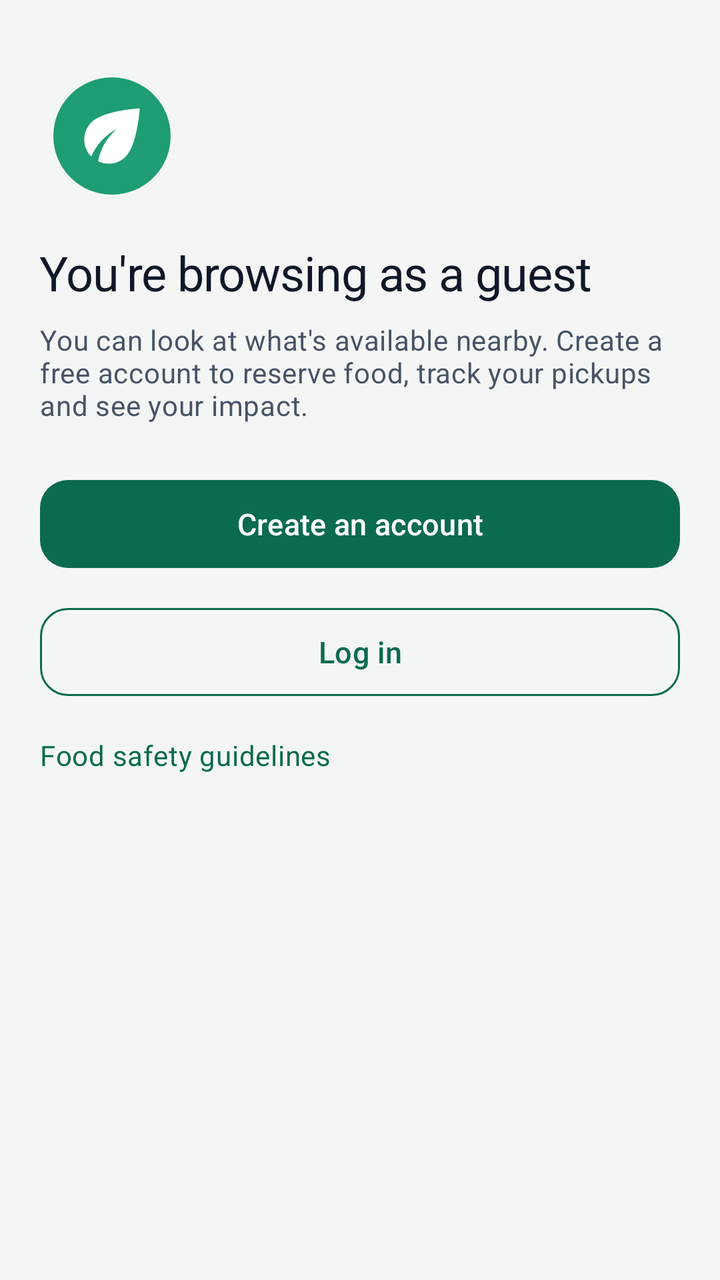
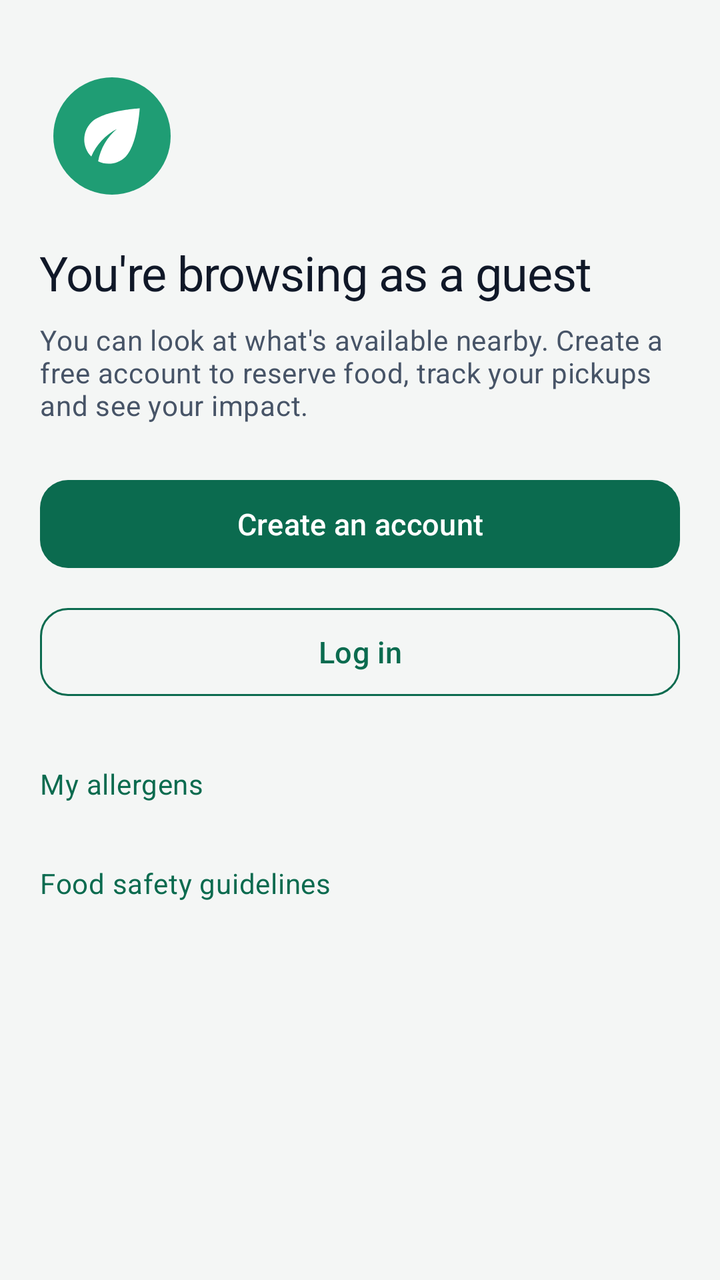

An Android layout rendered at two revisions. The XML below is the earlier revision; the diff shows what the commit changed to produce the second picture.
<!-- AndroidManifest.xml: application theme Theme.ShareBite -->
<!-- res/layout/fragment_guest_account.xml -->
<?xml version="1.0" encoding="utf-8"?>
<androidx.core.widget.NestedScrollView xmlns:android="http://schemas.android.com/apk/res/android"
    xmlns:app="http://schemas.android.com/apk/res-auto"
    android:layout_width="match_parent"
    android:layout_height="match_parent">

    <LinearLayout
        android:layout_width="match_parent"
        android:layout_height="wrap_content"
        android:orientation="vertical"
        android:paddingStart="@dimen/screen_padding"
        android:paddingTop="@dimen/space_xxl"
        android:paddingEnd="@dimen/screen_padding"
        android:paddingBottom="@dimen/space_xxl">

        <ImageView
            android:layout_width="72dp"
            android:layout_height="72dp"
            android:contentDescription="@null"
            android:src="@drawable/ic_logo" />

        <TextView
            android:layout_width="match_parent"
            android:layout_height="wrap_content"
            android:layout_marginTop="@dimen/space_l"
            android:text="@string/guest_account_title"
            android:textAppearance="@style/TextAppearance.ShareBite.Headline" />

        <TextView
            android:layout_width="match_parent"
            android:layout_height="wrap_content"
            android:layout_marginTop="@dimen/space_s"
            android:text="@string/guest_account_message"
            android:textAppearance="@style/TextAppearance.ShareBite.Body" />

        <com.google.android.material.button.MaterialButton
            android:id="@+id/registerButton"
            android:layout_width="match_parent"
            android:layout_height="wrap_content"
            android:layout_marginTop="@dimen/space_xl"
            android:text="@string/get_started" />

        <com.google.android.material.button.MaterialButton
            android:id="@+id/loginButton"
            style="@style/Widget.ShareBite.Button.Outlined"
            android:layout_width="match_parent"
            android:layout_height="wrap_content"
            android:layout_marginTop="@dimen/space_m"
            android:text="@string/log_in" />

        <TextView
            android:id="@+id/safetyLink"
            android:layout_width="match_parent"
            android:layout_height="wrap_content"
            android:layout_marginTop="@dimen/space_l"
            android:text="@string/food_safety_guidelines"
            android:textAppearance="@style/TextAppearance.ShareBite.Body"
            android:textColor="@color/forest_green" />
    </LinearLayout>
</androidx.core.widget.NestedScrollView>
<!-- resources referenced by this layout -->
<resources>
  <color name="forest_green">#0B6B4F</color>
  <dimen name="screen_padding">20dp</dimen>
  <dimen name="space_l">16dp</dimen>
  <dimen name="space_m">12dp</dimen>
  <dimen name="space_s">8dp</dimen>
  <dimen name="space_xl">24dp</dimen>
  <dimen name="space_xxl">32dp</dimen>
  <string name="food_safety_guidelines">Food safety guidelines</string>
  <string name="get_started">Create an account</string>
  <string name="guest_account_message">You can look at what\'s available nearby. Create a free account to reserve food, track your pickups and see your impact.</string>
  <string name="guest_account_title">You\'re browsing as a guest</string>
  <string name="log_in">Log in</string>
  <style name="TextAppearance.ShareBite.Body" parent="TextAppearance.Material3.BodyMedium">
          <item name="android:textColor">@color/charcoal_secondary</item>
          <item name="android:lineSpacingMultiplier">1.15</item>
      </style>
  <style name="TextAppearance.ShareBite.Headline" parent="TextAppearance.Material3.HeadlineSmall">
          <item name="android:textColor">@color/charcoal</item>
          <item name="android:fontFamily">sans-serif-medium</item>
          <item name="android:letterSpacing">-0.015</item>
      </style>
  <color name="leaf_green">#1F9D74</color>
  <color name="charcoal_secondary">#475467</color>
  <color name="charcoal">#101828</color>
  <dimen name="button_height">52dp</dimen>
  <style name="TextAppearance.ShareBite.Button" parent="TextAppearance.Material3.LabelLarge">
          <item name="android:fontFamily">sans-serif-medium</item>
          <item name="android:textSize">15sp</item>
          <item name="android:textAllCaps">false</item>
      </style>
  <style name="ShapeAppearance.ShareBite.Small" parent="ShapeAppearance.Material3.SmallComponent">
          <item name="cornerSize">@dimen/radius_m</item>
      </style>
  <color name="white">#FFFFFF</color>
  <color name="soft_green">#BFEBD8</color>
  <color name="forest_green_dark">#063F30</color>
  <color name="mint_container">#E6F5EE</color>
  <color name="discount_amber">#B54708</color>
  <color name="error_red">#D92D20</color>
  <color name="cream">#F4F6F5</color>
  <color name="cream_dark">#E9EDEB</color>
  <color name="charcoal_hint">#98A2B3</color>
  <color name="divider">#E4E7EC</color>
  <style name="ShapeAppearance.ShareBite.Medium" parent="ShapeAppearance.Material3.MediumComponent">
          <item name="cornerSize">@dimen/radius_l</item>
      </style>
  <style name="Widget.ShareBite.Toolbar" parent="Widget.Material3.Toolbar">
          <item name="android:background">@color/cream</item>
          <item name="titleTextAppearance">@style/TextAppearance.ShareBite.ToolbarTitle</item>
          <item name="titleTextColor">@color/charcoal</item>
      </style>
  <dimen name="radius_m">14dp</dimen>
  <dimen name="radius_l">20dp</dimen>
  <dimen name="card_elevation">6dp</dimen>
  <color name="card_stroke">#0F101828</color>
  <color name="shadow_tint">#0B3D2E</color>
  <style name="TextAppearance.ShareBite.ToolbarTitle" parent="TextAppearance.Material3.TitleLarge">
          <item name="android:fontFamily">sans-serif-medium</item>
          <item name="android:textColor">@color/charcoal</item>
      </style>
  <style name="Widget.ShareBite.BottomNav.Indicator" parent="Widget.Material3.BottomNavigationView.ActiveIndicator">
          <item name="android:color">@color/mint_container</item>
      </style>
  <style name="TextAppearance.ShareBite.NavLabel" parent="TextAppearance.Material3.LabelSmall">
          <item name="android:fontFamily">sans-serif-medium</item>
          <item name="android:textSize">11sp</item>
      </style>
  <style name="ShapeAppearance.ShareBite.Chip" parent="">
          <item name="cornerFamily">rounded</item>
          <item name="cornerSize">50%</item>
      </style>
  <!-- unchanged entries left out for length: 8 -->
</resources>

<!-- the commit's change to res/layout/fragment_guest_account.xml (unified diff, before → after) -->
@@ -49,6 +49,17 @@
             android:text="@string/log_in" />
 
         <TextView
+            android:id="@+id/allergensLink"
+            android:layout_width="match_parent"
+            android:layout_height="wrap_content"
+            android:layout_marginTop="@dimen/space_l"
+            android:minHeight="@dimen/touch_target"
+            android:gravity="center_vertical"
+            android:text="@string/my_allergens"
+            android:textAppearance="@style/TextAppearance.ShareBite.Body"
+            android:textColor="@color/forest_green" />
+
+        <TextView
             android:id="@+id/safetyLink"
             android:layout_width="match_parent"
             android:layout_height="wrap_content"
<!-- resource entries referenced after the edit -->
@@ -7,11 +7,13 @@
   <dimen name="space_s">8dp</dimen>
   <dimen name="space_xl">24dp</dimen>
   <dimen name="space_xxl">32dp</dimen>
+  <dimen name="touch_target">48dp</dimen>
   <string name="food_safety_guidelines">Food safety guidelines</string>
   <string name="get_started">Create an account</string>
   <string name="guest_account_message">You can look at what\'s available nearby. Create a free account to reserve food, track your pickups and see your impact.</string>
   <string name="guest_account_title">You\'re browsing as a guest</string>
   <string name="log_in">Log in</string>
+  <string name="my_allergens">My allergens</string>
   <style name="TextAppearance.ShareBite.Body" parent="TextAppearance.Material3.BodyMedium">
           <item name="android:textColor">@color/charcoal_secondary</item>
           <item name="android:lineSpacingMultiplier">1.15</item>
